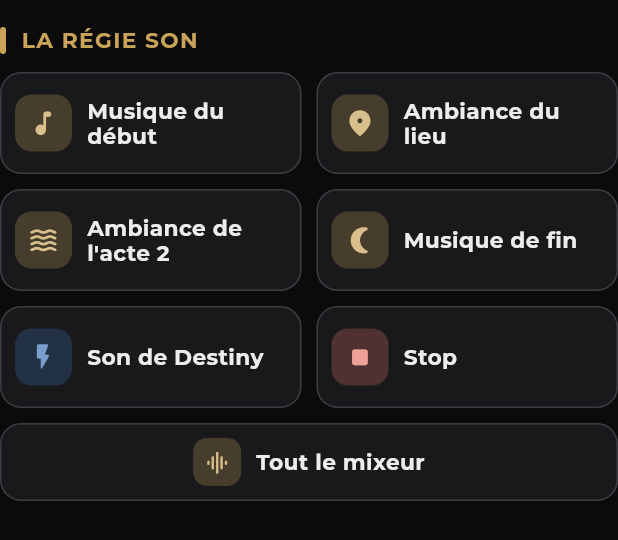
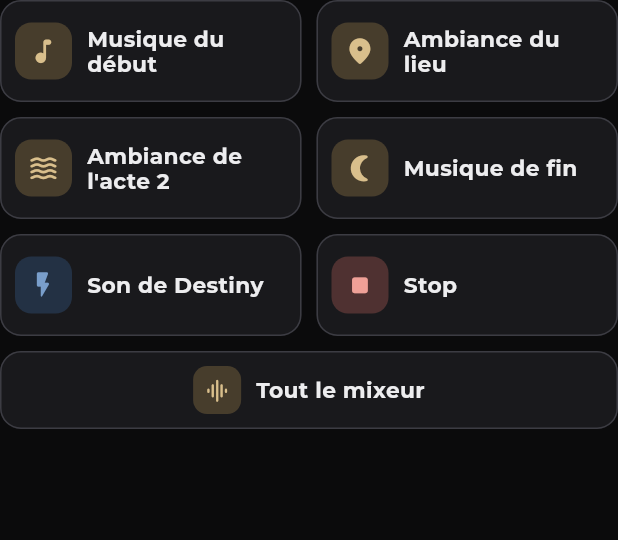
Before and after one commit to okhamfriction-png/Destiny, a Flutter app: the TabletteSon widget shown alone on an empty page, opened directly with empty values, on a phone screen of 412 x 824 dp. Shown: the top 540 px of the screen. Run offline on Flutter 3.47's test engine with Material 3 defaults, Android fonts, the phone set to English and light mode, and no system bars; our stand-ins replace audioplayers, file_picker, font_awesome_flutter, pdf, printing, shared_preferences and 4 more; accounts and stored records are empty; project files that could hold a hidden picture were left out.

Commit message:
Publier la 2.0.2 [apk]
On compile l'APK 2.0.2 ; le workflow crée la release v2.0.2 comme
dernière version.

Au passage, la tablette son ne s'affiche plus que dans sa fenêtre :
son option de titre de section, qui ne servait plus, est retirée.

Co-Authored-By: Claude Opus 5.5 <noreply@anthropic.com>
Claude-Session: https://claude.ai/code/session_01TtFDfCh5wNUAw5BxSbfKUA

```diff
--- a/lib/presentation/troupe/regie_screen.dart
+++ b/lib/presentation/troupe/regie_screen.dart
@@ -631,13 +631,10 @@ class _LigneReglage extends StatelessWidget {
 /// spectacle, le son de Destiny et Stop, plus tout le mixeur. Elle respecte
 /// le son coupé. Elle s'ouvre dans une fenêtre ([ouvrirRegieSon]).
 class TabletteSon extends StatefulWidget {
-  const TabletteSon({super.key, required this.contexte, required this.session, this.enSection = true});
+  const TabletteSon({super.key, required this.contexte, required this.session});
 
   final ContexteTroupe contexte;
   final SessionTroupe session;
-
-  /// Avec son titre de section (faux dans la fenêtre, qui a le sien).
-  final bool enSection;
 
   @override
   State<TabletteSon> createState() => _TabletteSonState();
@@ -778,9 +775,7 @@ class _TabletteSonState extends State<TabletteSon> {
               ]),
             ),
         ];
-        return widget.enSection
-            ? SectionDestiny(titre: rg('son'), espace: 18, enfants: enfants)
-            : Column(crossAxisAlignment: CrossAxisAlignment.stretch, children: enfants);
+        return Column(crossAxisAlignment: CrossAxisAlignment.stretch, children: enfants);
       },
     );
   }
@@ -809,7 +804,7 @@ Future<void> ouvrirRegieSon(BuildContext context, ContexteTroupe contexte, Sessi
           ),
         ]),
         const SizedBox(height: 8),
-        TabletteSon(contexte: contexte, session: session, enSection: false),
+        TabletteSon(contexte: contexte, session: session),
       ]),
     ),
   );
```
